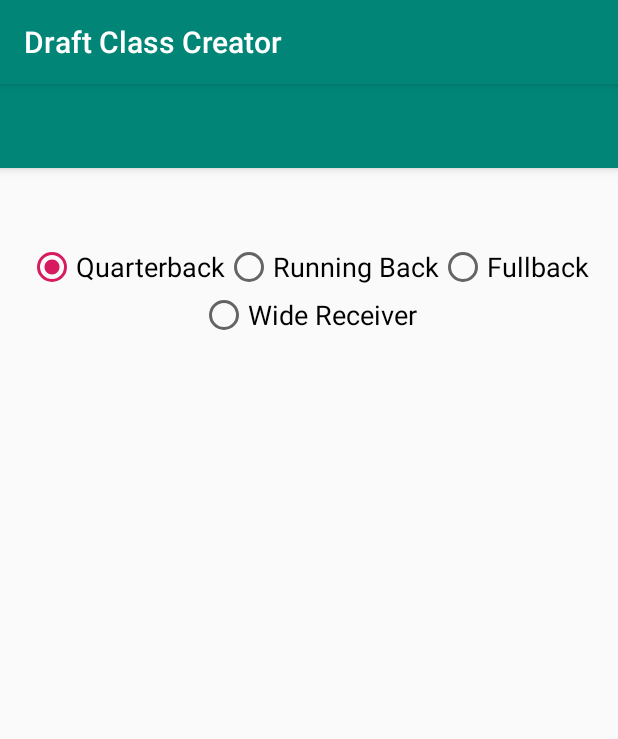
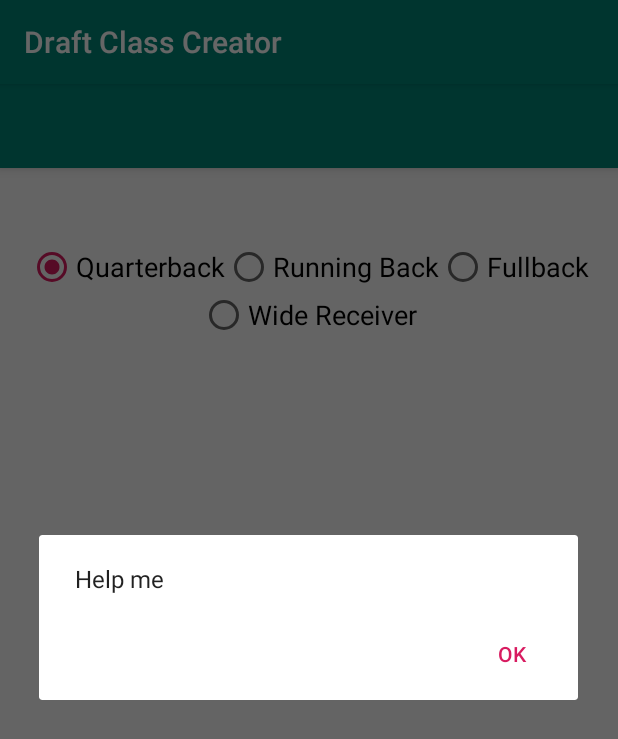
Before and after one commit to rileybros/FootballDraftClass, an Android app: the Create_Player screen opened directly, with no data from a screen before it, after a tap on "Quarterback", on a phone screen of 412 x 824 dp. Shown: the top 739 px of the screen. Run offline under Robolectric (Android 15) with nearby library versions, the phone set to English and light mode, and no system bars.

```diff
--- a/app/src/main/java/com/example/footballdraftclass/Create_Player.java
+++ b/app/src/main/java/com/example/footballdraftclass/Create_Player.java
@@ -1,27 +1,50 @@
 package com.example.footballdraftclass;
 
+import android.content.DialogInterface;
+import android.support.v7.app.AlertDialog;
 import android.support.v7.app.AppCompatActivity;
 import android.os.Bundle;
 import android.view.View;
 import android.widget.RadioButton;
+import android.widget.RadioGroup;
 
 public class Create_Player extends AppCompatActivity {
 
-    private RadioButton radioButton;
+    private RadioGroup rdgroup1;
+    private RadioGroup rdgroup2;
 
     @Override
     protected void onCreate(Bundle savedInstanceState) {
         super.onCreate(savedInstanceState);
         setContentView(R.layout.activity_create__player);
 
+        rdgroup1 = findViewById(R.id.positionsgroup1);
+        rdgroup2 = findViewById(R.id.positionsgroup2);
 
     }
 
-    public void onRadioButtonClick(View view) {
+    public void Group1Click(View view) {
+        helpme();
+        rdgroup2.clearCheck();
+    }
 
-        switch (view.getId()) {
-            case R.id.QB:
+    public void Group2Click(View view) {
+        rdgroup1.clearCheck();
+    }
 
-        }
+    private void helpme() {
+        new AlertDialog.Builder(this)
+                .setMessage("Help me").
+                setPositiveButton(
+                        "OK",
+                        new DialogInterface.OnClickListener() {
+                            @Override
+                            public void onClick(DialogInterface dialog, int which) {
+                                dialog.dismiss();
+                            }
+                        }
+                ).
+                create().
+                show();
     }
 }
--- a/app/src/main/res/layout/content_create__player.xml
+++ b/app/src/main/res/layout/content_create__player.xml
@@ -24,21 +24,23 @@
             android:text="Quarterback"
             android:layout_width="wrap_content"
             android:layout_height="wrap_content"
-            android:onClick="onRadioButtonClick"/>
+            android:onClick="Group1Click"/>
 
         <RadioButton
             android:id="@+id/RB"
             android:textSize="18dp"
             android:text="Running Back"
             android:layout_width="wrap_content"
-            android:layout_height="wrap_content" />
+            android:layout_height="wrap_content"
+            android:onClick="Group1Click"/>
 
         <RadioButton
             android:id="@+id/FB"
             android:text="Fullback"
             android:textSize="18dp"
             android:layout_width="wrap_content"
-            android:layout_height="wrap_content" />
+            android:layout_height="wrap_content"
+            android:onClick="Group1Click"/>
     </RadioGroup>
 
     <RadioGroup
@@ -54,7 +56,8 @@
             android:textSize="18dp"
             android:text="Wide Receiver"
             android:layout_width="wrap_content"
-            android:layout_height="wrap_content" />
+            android:layout_height="wrap_content"
+            android:onClick="Group2Click"/>
     </RadioGroup>
 
 </RelativeLayout>
```
